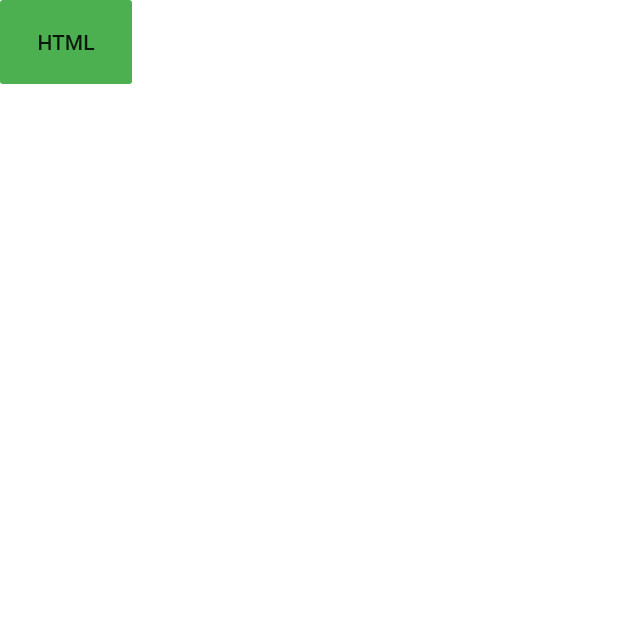
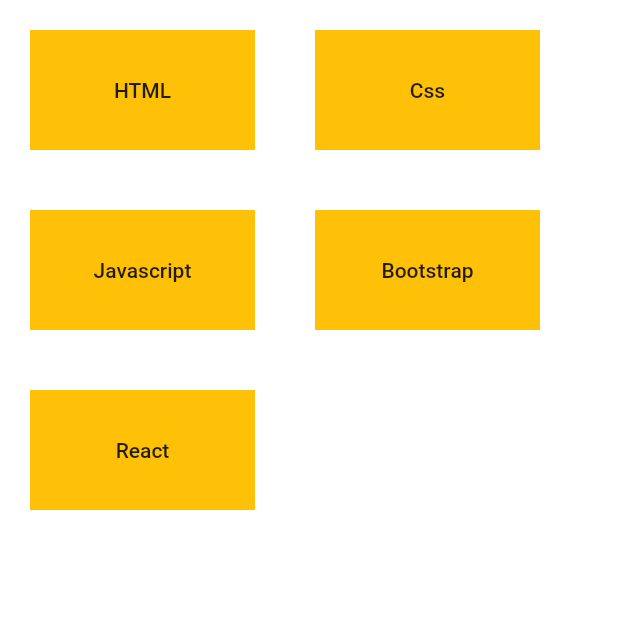
Before and after one commit to Amara-Balakrishna1/Techninja, a Flutter app: the screen it shows after launch, on a phone screen of 412 x 824 dp, the top half of it. Run offline on Flutter 3.47's test engine with Material 2 defaults, Android fonts, the phone set to English and light mode, and no system bars.

Commit message:
Basic Landing page setup

```diff
--- /dev/null
+++ b/analysis_options.yaml
@@ -0,0 +1,6 @@
+analyzer:
+  errors:
+    # allow for asset_does_not_exist
+    unrecognized_error_code: ignore
+    # ignore this in pubspec.yaml
+    # asset_does_not_exist: ignore
--- a/lib/home.dart
+++ /dev/null
@@ -1,20 +0,0 @@
-import "package:flutter/material.dart";
-// import 'package:http/http.dart' as http;
-
-class Home extends StatelessWidget {
-  // init
-  Widget build(BuildContext context) {
-    return Container(
-        color: Colors.white,
-        child: SafeArea(
-            child: Wrap(children: [
-          FlatButton(
-              padding: EdgeInsets.all(20.0),
-              color: Colors.green,
-              onPressed: () {
-                Navigator.of(context).pushNamed('/Questions');
-              },
-              child: Text("HTML"))
-        ])));
-  }
-}
--- a/lib/main.dart
+++ b/lib/main.dart
@@ -1,7 +1,7 @@
 import "package:flutter/material.dart";
-import 'package:techninja/home.dart';
-import 'package:techninja/questions.dart';
-import 'package:techninja/result.dart';
+import 'package:techninja/pages/home.dart';
+import 'package:techninja/pages/questions.dart';
+import 'package:techninja/pages/result.dart';
 
 void main() {
   return runApp(Techninja());
--- /dev/null
+++ b/lib/models/questionsmodel.dart
@@ -0,0 +1,5 @@
+class Questionsmodel {
+  final String question, userSelected, orginalAnswer;
+  final List<String> options;
+  Questionsmodel(this.question, this.userSelected, this.orginalAnswer, this.options);
+}
--- /dev/null
+++ b/lib/models/techstackmodel.dart
@@ -0,0 +1,4 @@
+class Techstackmodel {
+  final String techName;
+  Techstackmodel(this.techName);
+}
--- /dev/null
+++ b/lib/pages/home.dart
@@ -0,0 +1,58 @@
+import "package:flutter/material.dart";
+import 'package:flutter/services.dart' show rootBundle;
+import 'dart:convert';
+import 'package:techninja/models/techstackmodel.dart';
+// import 'package:http/http.dart' as http;
+
+class Home extends StatefulWidget {
+  const Home({Key key}) : super(key: key);
+  // init
+  @override
+  _HomeState createState() => _HomeState();
+}
+
+class _HomeState extends State<Home> {
+  List<Techstackmodel> stacks = [];
+  void getData() async {
+    var data = await rootBundle.loadString('assets/json/TechStack.json');
+    var jsonResult = jsonDecode(data);
+    List<Techstackmodel> newStacks = [];
+    for (var data in jsonResult) {
+      Techstackmodel stack = Techstackmodel(data["name"]);
+      newStacks.add(stack);
+    }
+    setState(() {
+      stacks = newStacks;
+    });
+  }
+
+  @override
+  void initState() {
+    super.initState();
+    getData();
+  }
+
+  @override
+  Widget build(BuildContext context) {
+    return Container(
+      color: Colors.white,
+      child: SafeArea(
+          child: Wrap(
+            direction: Axis.horizontal,
+              children: stacks.map((e) {
+        return Container(
+            height: 80.0,
+            width: 150.0,
+            margin: EdgeInsets.all(20.0),
+            color: Colors.amber,
+            padding: EdgeInsets.all(10.0),
+            child: FlatButton(
+                onPressed: () {
+                  Navigator.of(context).pushNamed('/Questions');
+                },
+                padding: EdgeInsets.all(10.0),
+                child: Text(e.techName)));
+      }).toList())),
+    );
+  }
+}
--- a/pubspec.yaml
+++ b/pubspec.yaml
@@ -44,11 +44,9 @@ flutter:
   uses-material-design: true
 
   # To add assets to your application, add an assets section, like this:
-  # assets:
-    # - images/a_dot_burr.jpeg
-    # - images/a_dot_ham.jpeg
-    # - assets/json
+  assets:
     # - assets/images
+    - assets/json/TechStack.json
   # An image asset can refer to one or more resolution-specific "variants", see
   # https://flutter.dev/assets-and-images/#resolution-aware.
 
```
Also changed, not shown: lib/pages/questions.dart (renamed from lib/questions.dart), lib/pages/result.dart (renamed from lib/result.dart).
